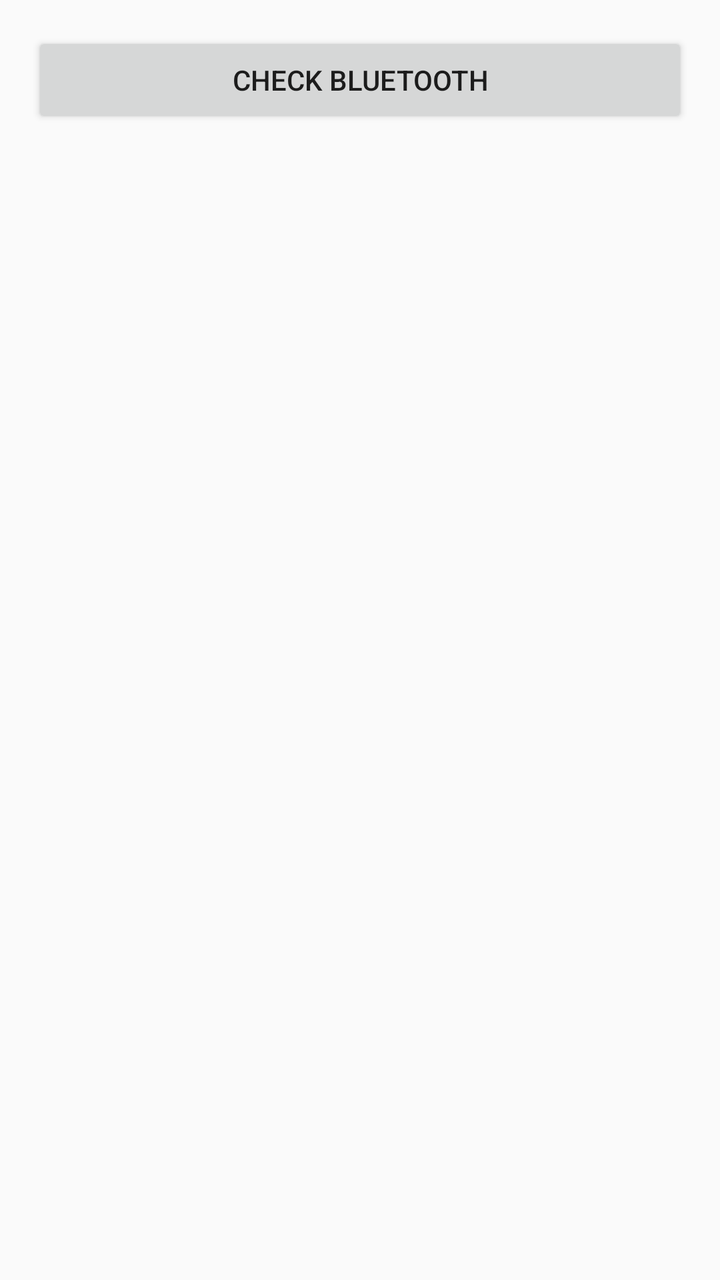
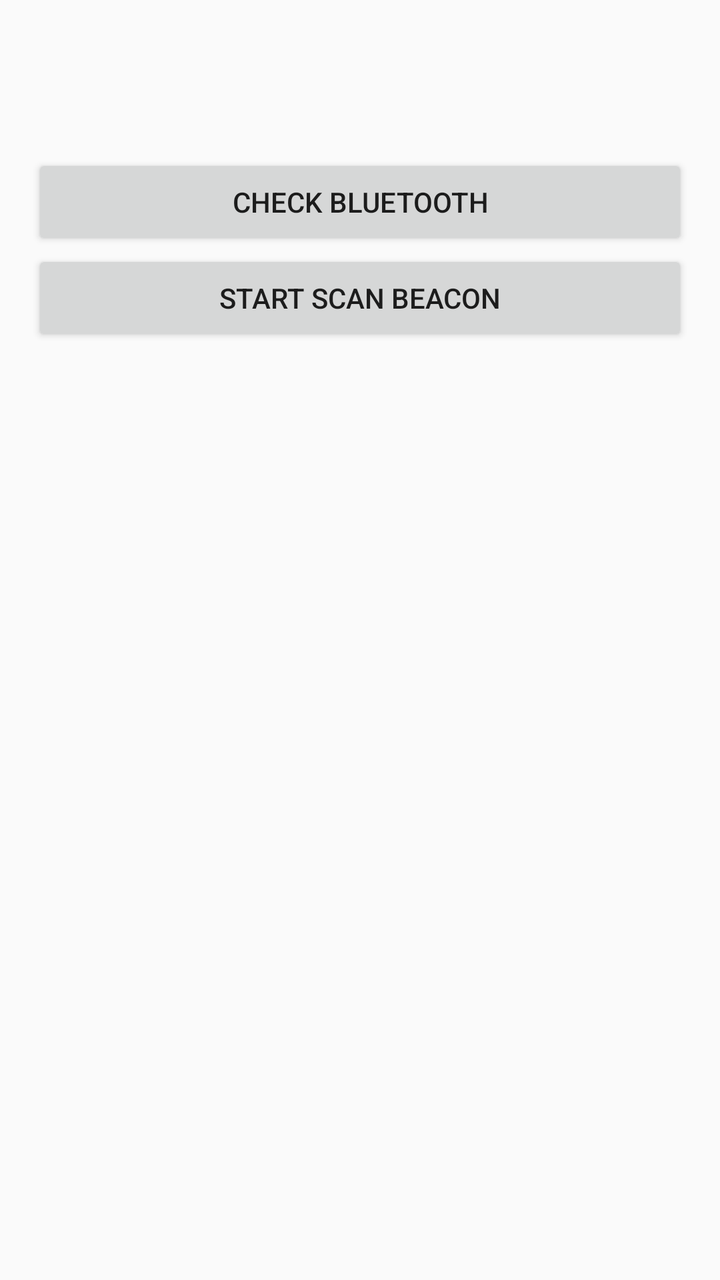

An Android layout rendered at two revisions. The XML below is the earlier revision; the diff shows what the commit changed to produce the second picture.
<!-- AndroidManifest.xml: application theme Theme.AppCompat.Light.DarkActionBar -->
<!-- res/layout/activity_main.xml -->
<?xml version="1.0" encoding="utf-8"?>
<LinearLayout xmlns:android="http://schemas.android.com/apk/res/android"
    android:layout_width="match_parent"
    android:layout_height="match_parent"
    android:orientation="vertical"
    android:padding="16dp">

    <Button
        android:id="@+id/bluetooth_check_button"
        android:layout_width="match_parent"
        android:layout_height="wrap_content"
        android:text="Check Bluetooth" />

</LinearLayout>
<!-- resources referenced by this layout -->
<resources>

</resources>

<!-- the commit's change to res/layout/activity_main.xml (unified diff, before → after) -->
@@ -5,10 +5,20 @@
     android:orientation="vertical"
     android:padding="16dp">
 
+    <Space
+        android:layout_width="match_parent"
+        android:layout_height="61dp" />
+
     <Button
         android:id="@+id/bluetooth_check_button"
         android:layout_width="match_parent"
         android:layout_height="wrap_content"
         android:text="Check Bluetooth" />
 
+    <Button
+        android:id="@+id/bluetooth_scan_button"
+        android:layout_width="match_parent"
+        android:layout_height="wrap_content"
+        android:text="Start Scan Beacon" />
+
 </LinearLayout>
